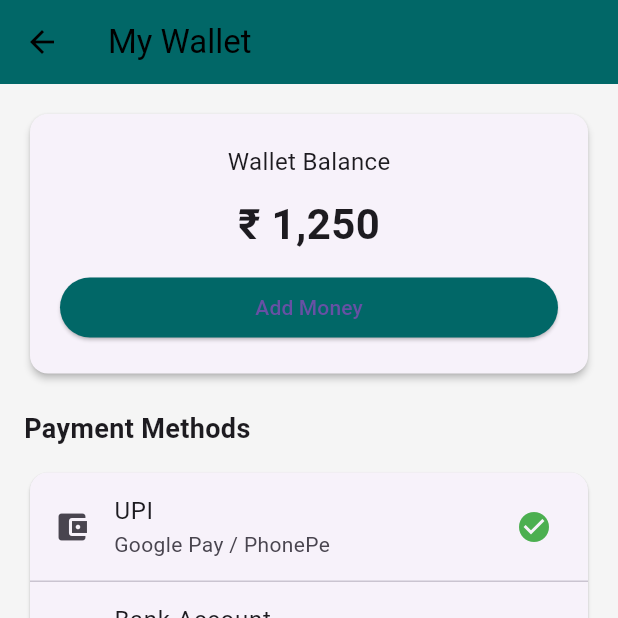
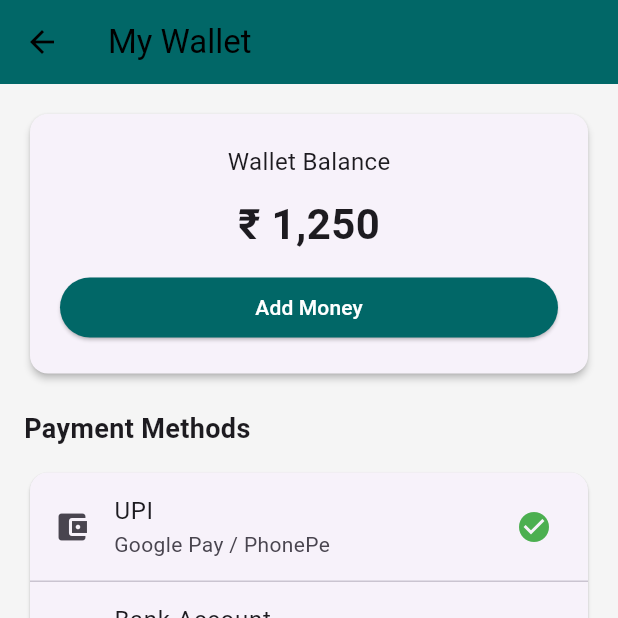
Before and after one commit to vishaldigital1994-flutter/aot_rider, a Flutter app: the WalletScreen screen opened directly, on a phone screen of 412 x 824 dp, the top half of it. Run offline on Flutter 3.47's test engine with Material 3 defaults, Android fonts, the phone set to English and light mode, and no system bars; our stand-ins replace shared_preferences; accounts and stored records are empty.

Commit message:
adding some more details

```diff
--- a/lib/help_screen.dart
+++ b/lib/help_screen.dart
@@ -74,6 +74,7 @@
                         style: TextStyle(
                           fontSize: 16,
                           fontWeight: FontWeight.w600,
+                          color: Colors.white,
                         ),
                       ),
                     ),
--- a/lib/wallet_screen.dart
+++ b/lib/wallet_screen.dart
@@ -39,7 +39,10 @@
                             const SnackBar(content: Text("Add money (MVP)")),
                           );
                         },
-                        child: const Text("Add Money"),
+                        child: const Text(
+                          "Add Money",
+                          style: TextStyle(color: Colors.white),
+                        ),
                       ),
                     ),
                   ],
```
